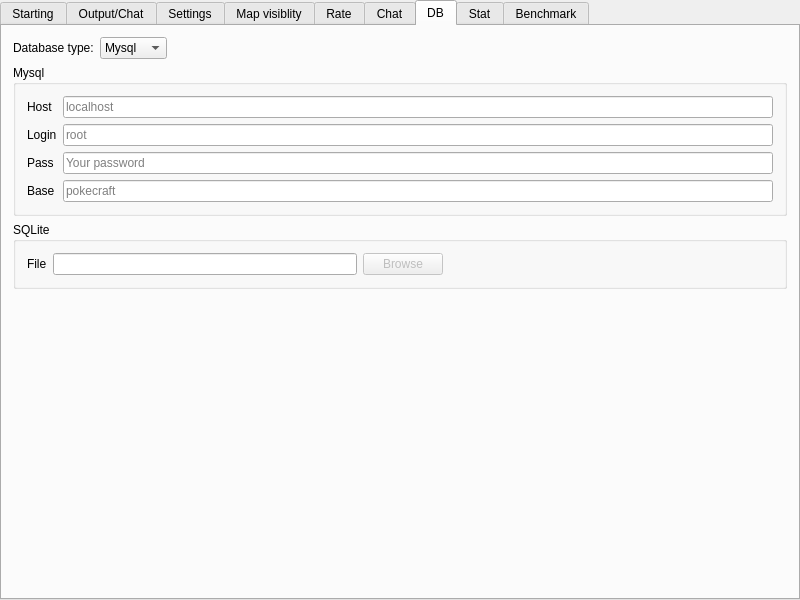
Qt form server/MainWindow.ui (alphaonex86/CatchChallenger) before a commit.
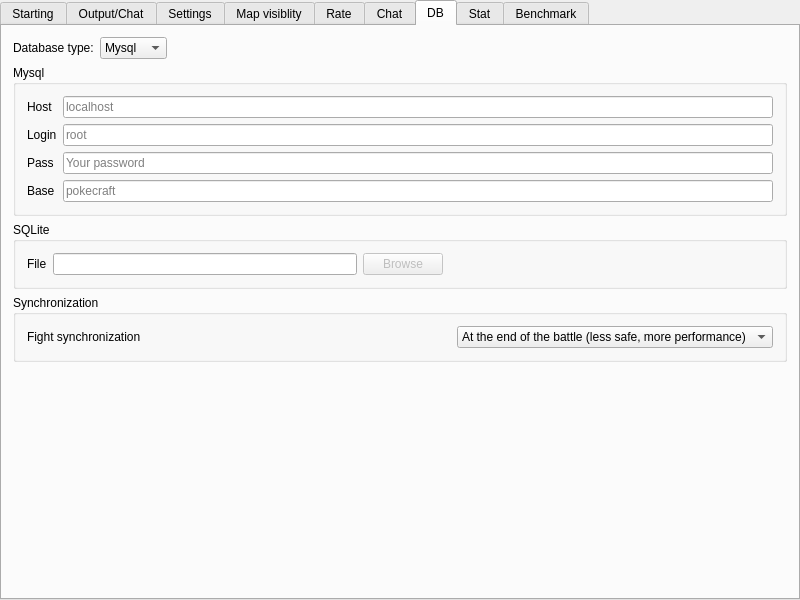
The same form after that commit. The open tabs and pages were chosen to show the change. Icons and pictures are not drawn.

Commit message: [Fix] Cli serveur, progress on db for battle (server,shared lib)

Patch:
```diff
--- a/server/MainWindow.ui
+++ b/server/MainWindow.ui
@@ -695,6 +695,56 @@
           </layout>
          </widget>
         </item>
+        <item>
+         <widget class="QGroupBox" name="groupBox_2">
+          <property name="title">
+           <string>Synchronization</string>
+          </property>
+          <layout class="QVBoxLayout" name="verticalLayout_7">
+           <item>
+            <layout class="QHBoxLayout" name="horizontalLayout_5">
+             <item>
+              <widget class="QLabel" name="label_22">
+               <property name="text">
+                <string>Fight synchronization</string>
+               </property>
+              </widget>
+             </item>
+             <item>
+              <spacer name="horizontalSpacer_6">
+               <property name="orientation">
+                <enum>Qt::Horizontal</enum>
+               </property>
+               <property name="sizeHint" stdset="0">
+                <size>
+                 <width>40</width>
+                 <height>20</height>
+                </size>
+               </property>
+              </spacer>
+             </item>
+             <item>
+              <widget class="QComboBox" name="db_fight_sync">
+               <property name="currentIndex">
+                <number>1</number>
+               </property>
+               <item>
+                <property name="text">
+                 <string>At each turn (more safe, less performance)</string>
+                </property>
+               </item>
+               <item>
+                <property name="text">
+                 <string>At the end of the battle (less safe, more performance)</string>
+                </property>
+               </item>
+              </widget>
+             </item>
+            </layout>
+           </item>
+          </layout>
+         </widget>
+        </item>
         <item>
          <spacer name="verticalSpacer_6">
           <property name="orientation">
```
Left out of the diff: 2 changed lines with no effect on the pictures. The commit also changes 11 other files.
